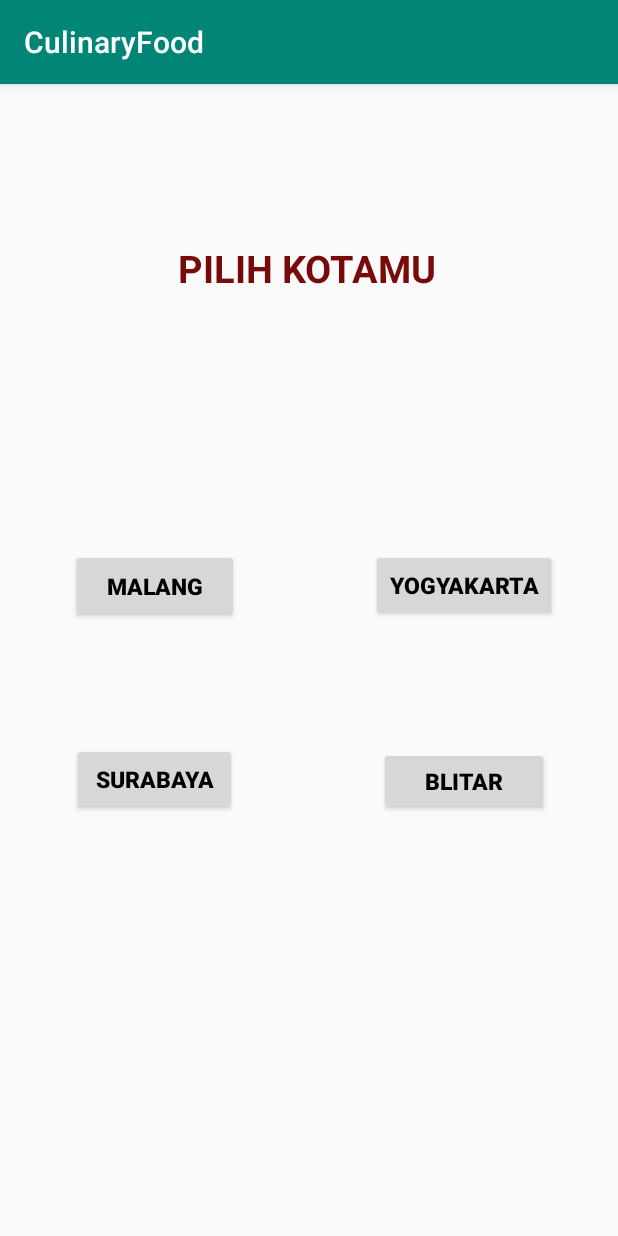
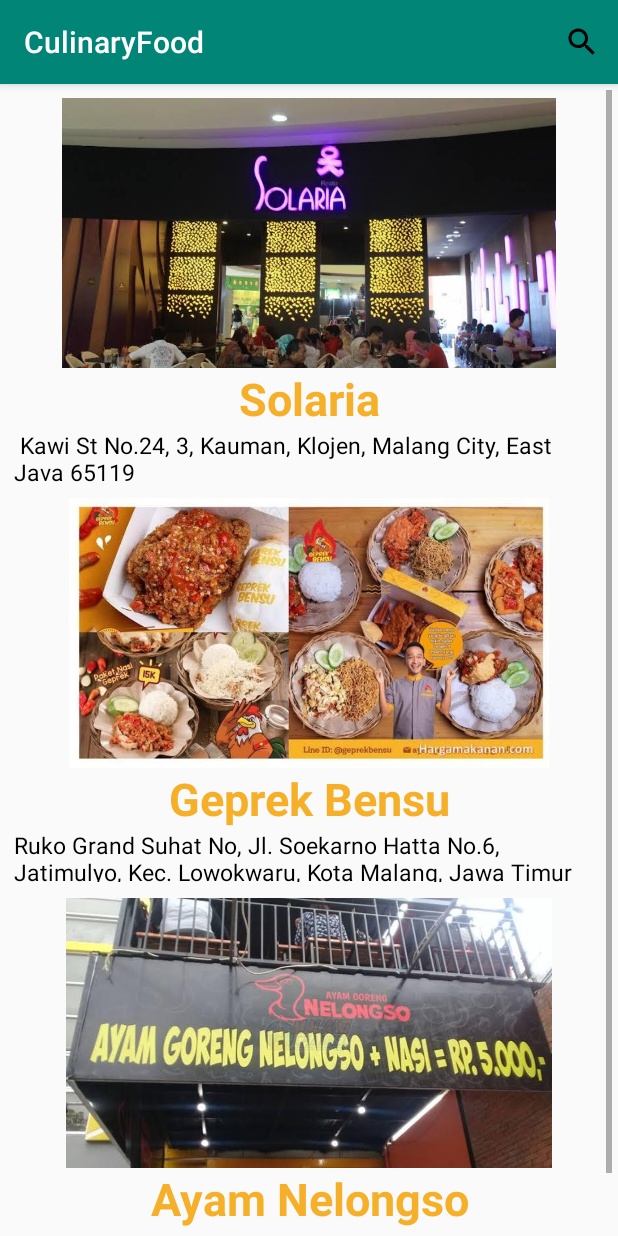
Before and after one commit to CulinaryFood/Culinary, an Android app: the screen it shows after launch (MainActivity before the commit, MalangActivity after it), after a tap on "MALANG", on a phone screen of 412 x 824 dp. Run offline under Robolectric (Android 15) with nearby library versions, the phone set to English and light mode, and no system bars.

Commit message:
recylerview Malang,update adapter

```diff
--- a/app/src/main/AndroidManifest.xml
+++ b/app/src/main/AndroidManifest.xml
@@ -9,7 +9,8 @@
         android:roundIcon="@drawable/top"
         android:supportsRtl="true"
         android:theme="@style/AppTheme">
-        <activity android:name=".activities.ReegisterActivity"></activity>
+        <activity android:name=".activities.MalangActivity"></activity>
+        <activity android:name=".activities.ReegisterActivity" />
         <activity android:name=".activities.SplashActivity">
             <intent-filter>
                 <action android:name="android.intent.action.MAIN" />
--- a/app/src/main/java/id/ac/polinema/culinaryfood/activities/MainActivity.java
+++ b/app/src/main/java/id/ac/polinema/culinaryfood/activities/MainActivity.java
@@ -3,6 +3,7 @@
 import androidx.appcompat.app.AppCompatActivity;
 import androidx.fragment.app.Fragment;
 
+import android.content.Intent;
 import android.os.Bundle;
 import android.view.View;
 
@@ -23,14 +24,8 @@
     }
 
     public void handlerClickMalang(View view) {
-        Fragment fragment = getSupportFragmentManager().findFragmentById(R.id.btnMalang);
-        if(fragment == null){
-            getSupportFragmentManager().beginTransaction()
-//                    .setCustomAnimations(R.anim.enter_from_left,R.anim.enter_from_right)
-                    .replace(R.id.btnMalang,new MalangFragment(), "SEARCH_FRAGMENT")
-                    .addToBackStack(null)
-                    .commit();
-        }
+        Intent intent = new Intent(this,MalangActivity.class);
+        startActivity(intent);
     }
 
     public void handlerClickJogja(View view) {
--- /dev/null
+++ b/app/src/main/java/id/ac/polinema/culinaryfood/activities/MalangActivity.java
@@ -0,0 +1,86 @@
+package id.ac.polinema.culinaryfood.activities;
+
+import androidx.appcompat.app.AppCompatActivity;
+import androidx.recyclerview.widget.LinearLayoutManager;
+import androidx.recyclerview.widget.RecyclerView;
+
+import android.os.Bundle;
+import android.view.Menu;
+import android.view.MenuInflater;
+import android.view.MenuItem;
+import android.view.inputmethod.EditorInfo;
+import androidx.appcompat.widget.SearchView;
+
+import java.util.ArrayList;
+
+import id.ac.polinema.culinaryfood.R;
+import id.ac.polinema.culinaryfood.adapters.Adapters;
+import id.ac.polinema.culinaryfood.models.RestoModel;
+
+public class MalangActivity extends AppCompatActivity {
+    private ArrayList<RestoModel> restoModels;
+    private RecyclerView recyclerView;
+    private Adapters adapters;
+    private RecyclerView.LayoutManager layoutManager;
+    @Override
+    protected void onCreate(Bundle savedInstanceState) {
+        super.onCreate(savedInstanceState);
+        setContentView(R.layout.activity_malang);
+
+        resto_malang();
+        buildRecyclerView();
+    }
+    private void filter(String text) {
+        ArrayList<RestoModel> filteredList = new ArrayList<>();
+
+        for (RestoModel item : restoModels) {
+            if (item.getName().toLowerCase().contains(text.toLowerCase())) {
+                filteredList.add(item);
+            }
+        }
+
+        adapters.filterList(filteredList);
+    }
+    public void resto_malang(){
+
+        restoModels = new ArrayList<>();
+        restoModels.add(new RestoModel(R.drawable.solaria, "Solaria", " Kawi St No.24, 3, Kauman, Klojen, Malang City, East Java 65119"));
+        restoModels.add(new RestoModel(R.drawable.bensu, "Geprek Bensu", "Ruko Grand Suhat No, Jl. Soekarno Hatta No.6, Jatimulyo, Kec. Lowokwaru, Kota Malang, Jawa Timur 65141"));
+        restoModels.add(new RestoModel(R.drawable.nelongso, "Ayam Nelongso", "Jl. Dieng, Sumberjo, Kalisongo, Kec. Dau, Malang, Jawa Timur 65116"));
+    }
+
+    private void buildRecyclerView() {
+        recyclerView = findViewById(R.id.recylerview);
+        recyclerView.setHasFixedSize(true);
+        layoutManager = new LinearLayoutManager(this);
+        adapters = new Adapters(restoModels);
+
+        recyclerView.setLayoutManager(layoutManager);
+        recyclerView.setAdapter(adapters);
+    }
+
+    @Override
+    public boolean onCreateOptionsMenu(Menu menu) {
+        MenuInflater inflater = getMenuInflater();
+        inflater.inflate(R.menu.menu_check, menu);
+
+        MenuItem searchItem = menu.findItem(R.id.search);
+        SearchView searchView = (SearchView) searchItem.getActionView();
+
+        searchView.setImeOptions(EditorInfo.IME_ACTION_DONE);
+
+        searchView.setOnQueryTextListener(new SearchView.OnQueryTextListener() {
+            @Override
+            public boolean onQueryTextSubmit(String query) {
+                return false;
+            }
+
+            @Override
+            public boolean onQueryTextChange(String newText) {
+                adapters.getFilter().filter(newText);
+                return false;
+            }
+        });
+        return true;
+    }
+}
--- a/app/src/main/java/id/ac/polinema/culinaryfood/activities/MalangFragment.java
+++ /dev/null
@@ -1,75 +0,0 @@
-package id.ac.polinema.culinaryfood.activities;
-
-import android.content.Context;
-import android.net.Uri;
-import android.os.Bundle;
-
-import androidx.fragment.app.Fragment;
-
-import android.view.LayoutInflater;
-import android.view.View;
-import android.view.ViewGroup;
-
-import id.ac.polinema.culinaryfood.R;
-
-/**
- * A simple {@link Fragment} subclass.
- * Activities that contain this fragment must implement the
- * {@link MalangFragment.OnFragmentInteractionListener} interface
- * to handle interaction events.
- */
-public class MalangFragment extends Fragment {
-
-    private OnFragmentInteractionListener mListener;
-
-    public MalangFragment() {
-        // Required empty public constructor
-    }
-
-
-    @Override
-    public View onCreateView(LayoutInflater inflater, ViewGroup container,
-                             Bundle savedInstanceState) {
-        // Inflate the layout for this fragment
-        return inflater.inflate(R.layout.fragment_malang, container, false);
-    }
-
-    // TODO: Rename method, update argument and hook method into UI event
-    public void onButtonPressed(Uri uri) {
-        if (mListener != null) {
-            mListener.onFragmentInteraction(uri);
-        }
-    }
-
-    @Override
-    public void onAttach(Context context) {
-        super.onAttach(context);
-        if (context instanceof OnFragmentInteractionListener) {
-            mListener = (OnFragmentInteractionListener) context;
-        } else {
-            throw new RuntimeException(context.toString()
-                    + " must implement OnFragmentInteractionListener");
-        }
-    }
-
-    @Override
-    public void onDetach() {
-        super.onDetach();
-        mListener = null;
-    }
-
-    /**
-     * This interface must be implemented by activities that contain this
-     * fragment to allow an interaction in this fragment to be communicated
-     * to the activity and potentially other fragments contained in that
-     * activity.
-     * <p>
-     * See the Android Training lesson <a href=
-     * "http://developer.android.com/training/basics/fragments/communicating.html"
-     * >Communicating with Other Fragments</a> for more information.
-     */
-    public interface OnFragmentInteractionListener {
-        // TODO: Update argument type and name
-        void onFragmentInteraction(Uri uri);
-    }
-}
--- a/app/src/main/java/id/ac/polinema/culinaryfood/models/RestoModel.java
+++ b/app/src/main/java/id/ac/polinema/culinaryfood/models/RestoModel.java
@@ -6,10 +6,13 @@
     public String makanan;
     public String minuman;
 
-    public RestoModel(int image, String alamat, String makanan, String minuman, String name) {
+    public RestoModel(int image,  String name, String alamat) {
         this.image = image;
         this.name = name;
         this.alamat = alamat;
+
+    }
+    public RestoModel(String makanan, String minuman){
         this.makanan = makanan;
         this.minuman = minuman;
     }
--- /dev/null
+++ b/app/src/main/res/drawable/ic_search.xml
@@ -0,0 +1,9 @@
+<vector xmlns:android="http://schemas.android.com/apk/res/android"
+        android:width="24dp"
+        android:height="24dp"
+        android:viewportWidth="24.0"
+        android:viewportHeight="24.0">
+    <path
+        android:fillColor="#FF000000"
+        android:pathData="M15.5,14h-0.79l-0.28,-0.27C15.41,12.59 16,11.11 16,9.5 16,5.91 13.09,3 9.5,3S3,5.91 3,9.5 5.91,16 9.5,16c1.61,0 3.09,-0.59 4.23,-1.57l0.27,0.28v0.79l5,4.99L20.49,19l-4.99,-5zM9.5,14C7.01,14 5,11.99 5,9.5S7.01,5 9.5,5 14,7.01 14,9.5 11.99,14 9.5,14z"/>
+</vector>
--- /dev/null
+++ b/app/src/main/res/layout/activity_malang.xml
@@ -0,0 +1,17 @@
+<?xml version="1.0" encoding="utf-8"?>
+<LinearLayout xmlns:android="http://schemas.android.com/apk/res/android"
+    xmlns:app="http://schemas.android.com/apk/res-auto"
+    xmlns:tools="http://schemas.android.com/tools"
+    android:layout_width="match_parent"
+    android:layout_height="match_parent"
+    android:orientation="vertical"
+    tools:context=".activities.MalangActivity">
+
+
+    <androidx.recyclerview.widget.RecyclerView
+        android:id="@+id/recylerview"
+        android:layout_width="match_parent"
+        android:layout_height="match_parent"
+        android:padding="4dp"
+        android:scrollbars="vertical"/>
+</LinearLayout>
--- a/app/src/main/res/layout/item_resto.xml
+++ b/app/src/main/res/layout/item_resto.xml
@@ -1,9 +1,10 @@
 <?xml version="1.0" encoding="utf-8"?>
 <LinearLayout xmlns:android="http://schemas.android.com/apk/res/android"
     xmlns:app="http://schemas.android.com/apk/res-auto"
-    android:orientation="vertical" android:layout_width="match_parent"
-    android:layout_height="match_parent">
-
+    android:orientation="vertical"
+    android:layout_width="match_parent"
+    android:layout_height="wrap_content"
+    android:layout_margin="5dp">
     <ImageView
         android:id="@+id/gambar"
         android:layout_width="match_parent"
@@ -14,7 +15,6 @@
         android:layout_width="match_parent"
         android:layout_height="wrap_content"
         android:gravity="center"
-        android:text="SOLARIA"
         android:textColor="@color/coloryellow"
         android:textSize="30dp"
         android:textStyle="bold"></TextView>
@@ -22,9 +22,9 @@
     <TextView
         android:id="@+id/alamat"
         android:layout_width="match_parent"
-        android:layout_height="wrap_content"
+        android:layout_height="35dp"
+        android:autoLink="all"
         android:textColor="@color/colorBlack"
-        android:textSize="30dp"
-        android:autoLink="all"/>
+        android:textSize="15dp" />
 
 </LinearLayout>
--- /dev/null
+++ b/app/src/main/res/menu/menu_check.xml
@@ -0,0 +1,10 @@
+<?xml version="1.0" encoding="utf-8"?>
+<menu xmlns:android="http://schemas.android.com/apk/res/android"
+    xmlns:app="http://schemas.android.com/apk/res-auto">
+
+    <item android:id="@+id/search"
+        android:icon="@drawable/ic_search"
+        android:title="Search"
+        app:showAsAction="ifRoom|collapseActionView"
+        app:actionViewClass="androidx.appcompat.widget.SearchView"/>
+</menu>
```
Also changed, not shown: app/src/main/java/id/ac/polinema/culinaryfood/adapters/Adapters.java (renamed from app/src/main/java/id/ac/polinema/culinaryfood/adapters/adapter.java, +44 -3 lines), app/src/main/res/layout/fragment_malang.xml (deleted, +0 -7 lines), app/src/main/res/drawable/bensu.jpg (added), app/src/main/res/drawable/nelongso.jpg (added), app/src/main/res/drawable/solaria.jpg (added).
